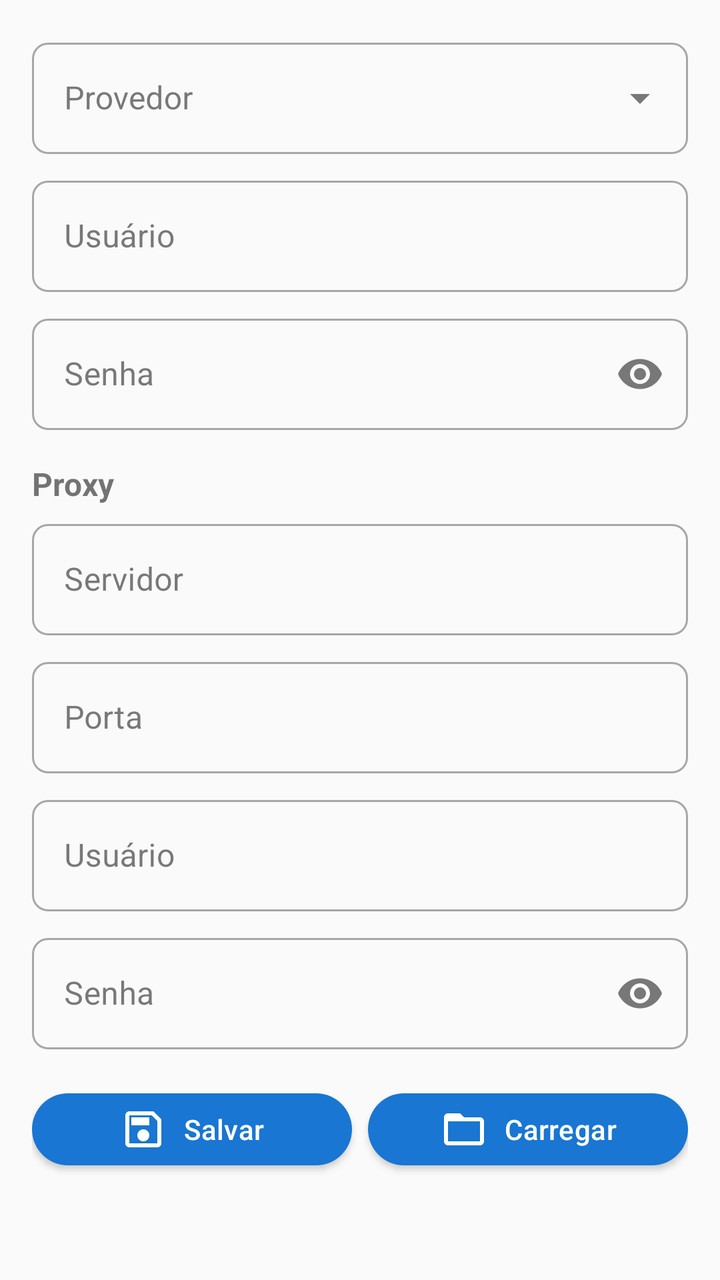
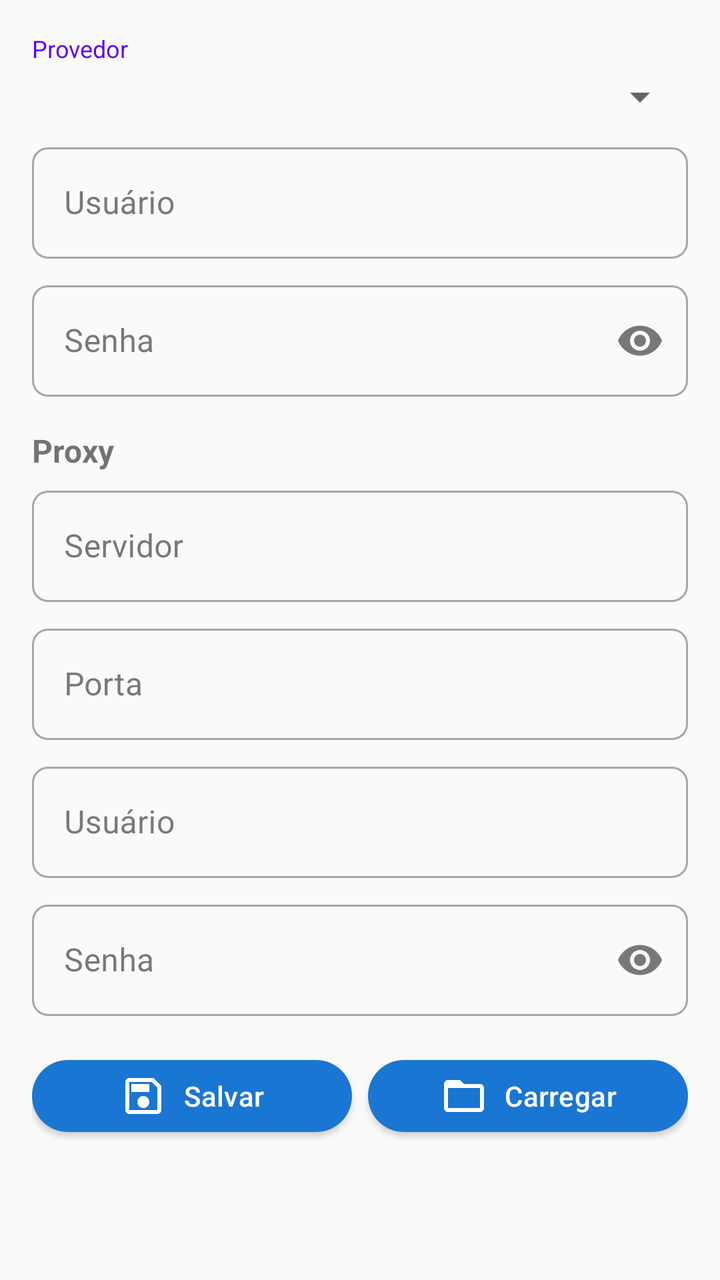

The first picture is an Android layout as it rendered before a commit; the second is the same layout after the commit. The layout source and the unified diff follow.
<!-- AndroidManifest.xml: application theme Theme.ACBrLibConsultaCNPJ -->
<!-- res/layout/fragment_configuracoes_consulta_cnpj.xml -->
<?xml version="1.0" encoding="utf-8"?>
<ScrollView xmlns:android="http://schemas.android.com/apk/res/android"
    xmlns:tools="http://schemas.android.com/tools"
    xmlns:app="http://schemas.android.com/apk/res-auto"
    android:layout_width="match_parent"
    android:layout_height="match_parent"
    android:fillViewport="true"
    tools:context=".ConfiguracoesConsultaCNPJFragment">

    <androidx.constraintlayout.widget.ConstraintLayout
        android:layout_width="match_parent"
        android:layout_height="wrap_content">

        <LinearLayout
            android:layout_width="0dp"
            android:layout_height="wrap_content"
            android:padding="16dp"
            android:orientation="vertical"
            app:layout_constraintWidth_max="600dp"
            app:layout_constraintStart_toStartOf="parent"
            app:layout_constraintEnd_toEndOf="parent"
            app:layout_constraintTop_toTopOf="parent">

            <com.google.android.material.textfield.TextInputLayout
                android:layout_width="match_parent"
                android:layout_height="wrap_content"
                android:hint="Provedor"
                style="@style/Widget.MaterialComponents.TextInputLayout.OutlinedBox.ExposedDropdownMenu">

                <AutoCompleteTextView
                    android:id="@+id/cmbProvedor"
                    android:layout_width="match_parent"
                    android:layout_height="wrap_content"
                    android:inputType="none"
                    android:focusable="false"
                    android:clickable="true"
                    android:dropDownHeight="wrap_content"
                    android:dropDownWidth="match_parent" />

            </com.google.android.material.textfield.TextInputLayout>

            <com.google.android.material.textfield.TextInputLayout
                android:layout_width="match_parent"
                android:layout_height="wrap_content"
                android:layout_marginTop="8dp"
                android:hint="Usuário"
                style="@style/Widget.MaterialComponents.TextInputLayout.OutlinedBox">

                <com.google.android.material.textfield.TextInputEditText
                    android:id="@+id/txtUsuarioProvedor"
                    android:layout_width="match_parent"
                    android:layout_height="wrap_content"
                    android:inputType="text" />

            </com.google.android.material.textfield.TextInputLayout>

            <com.google.android.material.textfield.TextInputLayout
                android:layout_width="match_parent"
                android:layout_height="wrap_content"
                android:layout_marginTop="8dp"
                android:hint="Senha"
                app:endIconMode="password_toggle"
                style="@style/Widget.MaterialComponents.TextInputLayout.OutlinedBox">

                <com.google.android.material.textfield.TextInputEditText
                    android:id="@+id/txtSenhaProvedor"
                    android:layout_width="match_parent"
                    android:layout_height="wrap_content"
                    android:inputType="textPassword" />

            </com.google.android.material.textfield.TextInputLayout>

            <TextView
                android:layout_width="match_parent"
                android:layout_height="wrap_content"
                android:layout_marginTop="16dp"
                android:layout_marginBottom="4dp"
                android:text="Proxy"
                android:textStyle="bold"
                android:textSize="16sp" />

            <com.google.android.material.textfield.TextInputLayout
                android:layout_width="match_parent"
                android:layout_height="wrap_content"
                android:hint="Servidor"
                style="@style/Widget.MaterialComponents.TextInputLayout.OutlinedBox">

                <com.google.android.material.textfield.TextInputEditText
                    android:id="@+id/txtProxyServidor"
                    android:layout_width="match_parent"
                    android:layout_height="wrap_content"
                    android:inputType="text" />

            </com.google.android.material.textfield.TextInputLayout>

            <com.google.android.material.textfield.TextInputLayout
                android:layout_width="match_parent"
                android:layout_height="wrap_content"
                android:layout_marginTop="8dp"
                android:hint="Porta"
                style="@style/Widget.MaterialComponents.TextInputLayout.OutlinedBox">

                <com.google.android.material.textfield.TextInputEditText
                    android:id="@+id/txtProxyPorta"
                    android:layout_width="match_parent"
                    android:layout_height="wrap_content"
                    android:inputType="number" />

            </com.google.android.material.textfield.TextInputLayout>

            <com.google.android.material.textfield.TextInputLayout
                android:layout_width="match_parent"
                android:layout_height="wrap_content"
                android:layout_marginTop="8dp"
                android:hint="Usuário"
                style="@style/Widget.MaterialComponents.TextInputLayout.OutlinedBox">

                <com.google.android.material.textfield.TextInputEditText
                    android:id="@+id/txtProxyUsuario"
                    android:layout_width="match_parent"
                    android:layout_height="wrap_content"
                    android:inputType="text" />

            </com.google.android.material.textfield.TextInputLayout>

            <com.google.android.material.textfield.TextInputLayout
                android:layout_width="match_parent"
                android:layout_height="wrap_content"
                android:layout_marginTop="8dp"
                android:hint="Senha"
                app:endIconMode="password_toggle"
                style="@style/Widget.MaterialComponents.TextInputLayout.OutlinedBox">

                <com.google.android.material.textfield.TextInputEditText
                    android:id="@+id/txtProxySenha"
                    android:layout_width="match_parent"
                    android:layout_height="wrap_content"
                    android:inputType="textPassword" />

            </com.google.android.material.textfield.TextInputLayout>

            <LinearLayout
                android:layout_width="match_parent"
                android:layout_height="wrap_content"
                android:orientation="horizontal"
                android:layout_marginTop="16dp"
                android:gravity="center">

                <Button
                    android:id="@+id/btnSalvarConfiguracoesConsultaCNPJ"
                    android:layout_width="0dp"
                    android:layout_height="wrap_content"
                    android:layout_weight="1"
                    android:layout_marginEnd="4dp"
                    app:icon="@drawable/ic_save"
                    app:iconGravity="textStart"
                    app:iconPadding="8dp"
                    android:text="Salvar" />

                <Button
                    android:id="@+id/btnCarregarConfiguracoesConsultaCNPJ"
                    android:layout_width="0dp"
                    android:layout_height="wrap_content"
                    android:layout_weight="1"
                    android:layout_marginStart="4dp"
                    app:icon="@drawable/ic_folder_open"
                    app:iconGravity="textStart"
                    app:iconPadding="8dp"
                    android:text="Carregar" />
            </LinearLayout>

        </LinearLayout>

    </androidx.constraintlayout.widget.ConstraintLayout>

</ScrollView>
<!-- resources referenced by this layout -->
<resources>
  <!-- drawable ic_folder_open (drawable) -->
  <?xml version="1.0" encoding="utf-8"?>
  <vector xmlns:android="http://schemas.android.com/apk/res/android"
      android:width="24dp"
      android:height="24dp"
      android:viewportWidth="24"
      android:viewportHeight="24">
      <path
          android:fillColor="#FFFFFF"
          android:pathData="M20,6H12L10,4H4C2.9,4 2,4.9 2,6V18C2,19.1 2.9,20 4,20H20C21.1,20 22,19.1 22,18V8C22,6.9 21.1,6 20,6ZM20,18H4V8H20V18Z"/>
  </vector>
  <!-- drawable ic_save (drawable) -->
  <?xml version="1.0" encoding="utf-8"?>
  <vector xmlns:android="http://schemas.android.com/apk/res/android"
      android:width="24dp"
      android:height="24dp"
      android:viewportWidth="24"
      android:viewportHeight="24">
      <path
          android:fillColor="#FFFFFF"
          android:pathData="M17,3H5C3.89,3 3,3.9 3,5V19C3,20.1 3.89,21 5,21H19C20.1,21 21,20.1 21,19V7L17,3ZM19,19H5V5H16.17L19,7.83V19ZM12,12C10.34,12 9,13.34 9,15C9,16.66 10.34,18 12,18C13.66,18 15,16.66 15,15C15,13.34 13.66,12 12,12ZM6,6H15V10H6V6Z"/>
  </vector>
  <style name="Theme.ACBrLibConsultaCNPJ" parent="Theme.MaterialComponents.Light.NoActionBar">
          
          <item name="colorPrimary">@color/primary</item>
          <item name="colorPrimaryVariant">@color/primary_dark</item>
          <item name="colorOnPrimary">@color/icons</item>
          
          
          <item name="colorSecondary">@color/accent</item>
          <item name="colorSecondaryVariant">@color/accent</item>
          <item name="colorOnSecondary">@color/icons</item>
          
          
          <item name="android:statusBarColor">@color/primary_dark</item>
          
          
          <item name="android:colorBackground">@color/background</item>
          <item name="colorSurface">@color/surface</item>
          <item name="colorError">@color/error</item>
          
          
          <item name="colorOnBackground">@color/primary_text</item>
          <item name="colorOnSurface">@color/primary_text</item>
          <item name="colorOnError">@color/icons</item>
          
          
          <item name="materialButtonStyle">@style/Widget.App.Button</item>
          <item name="textInputStyle">@style/Widget.App.TextInputLayout</item>
      </style>
  <color name="primary">#1976D2</color>
  <color name="primary_dark">#1565C0</color>
  <color name="icons">#FFFFFF</color>
  <color name="accent">#FF4081</color>
  <color name="background">#FAFAFA</color>
  <color name="surface">#FFFFFF</color>
  <color name="error">#B00020</color>
  <color name="primary_text">#212121</color>
  <style name="Widget.App.Button" parent="Widget.MaterialComponents.Button">
          <item name="android:textSize">14sp</item>
          <item name="android:letterSpacing">0.01</item>
          <item name="android:paddingStart">16dp</item>
          <item name="android:paddingEnd">16dp</item>
          <item name="cornerRadius">24dp</item>
          <item name="elevation">2dp</item>
          <item name="android:textAllCaps">false</item>
      </style>
  <style name="Widget.App.TextInputLayout" parent="Widget.MaterialComponents.TextInputLayout.OutlinedBox">
          <item name="boxCornerRadiusTopStart">8dp</item>
          <item name="boxCornerRadiusTopEnd">8dp</item>
          <item name="boxCornerRadiusBottomStart">8dp</item>
          <item name="boxCornerRadiusBottomEnd">8dp</item>
      </style>
</resources>

<!-- the commit's change to res/layout/fragment_configuracoes_consulta_cnpj.xml (unified diff, before → after) -->
@@ -21,23 +21,18 @@
             app:layout_constraintEnd_toEndOf="parent"
             app:layout_constraintTop_toTopOf="parent">
 
-            <com.google.android.material.textfield.TextInputLayout
+            <TextView
                 android:layout_width="match_parent"
                 android:layout_height="wrap_content"
-                android:hint="Provedor"
-                style="@style/Widget.MaterialComponents.TextInputLayout.OutlinedBox.ExposedDropdownMenu">
+                android:text="Provedor"
+                android:textSize="12sp"
+                android:textColor="@color/design_default_color_primary" />
 
-                <AutoCompleteTextView
-                    android:id="@+id/cmbProvedor"
-                    android:layout_width="match_parent"
-                    android:layout_height="wrap_content"
-                    android:inputType="none"
-                    android:focusable="false"
-                    android:clickable="true"
-                    android:dropDownHeight="wrap_content"
-                    android:dropDownWidth="match_parent" />
-
-            </com.google.android.material.textfield.TextInputLayout>
+            <Spinner
+                android:id="@+id/cmbProvedor"
+                android:layout_width="match_parent"
+                android:layout_height="wrap_content"
+                android:layout_marginTop="4dp" />
 
             <com.google.android.material.textfield.TextInputLayout
                 android:layout_width="match_parent"
